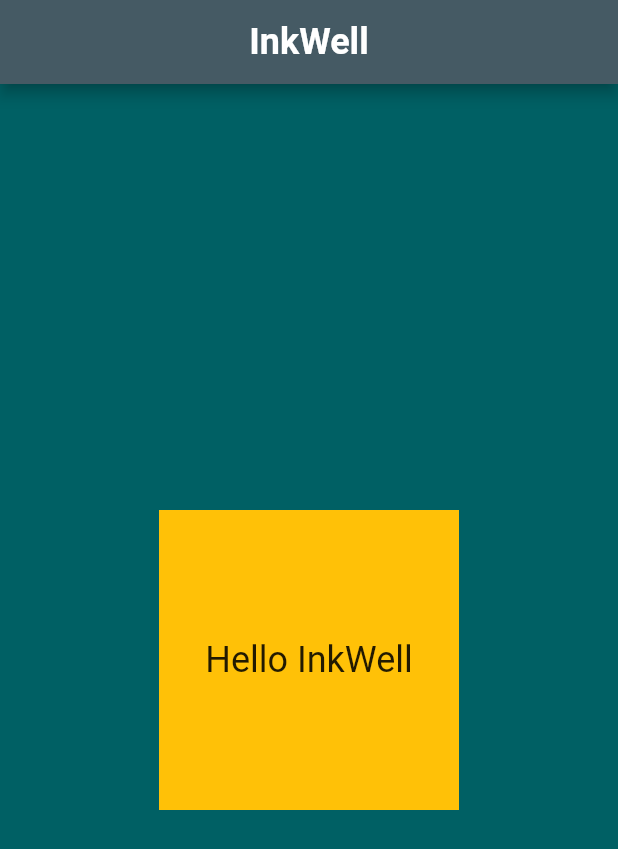
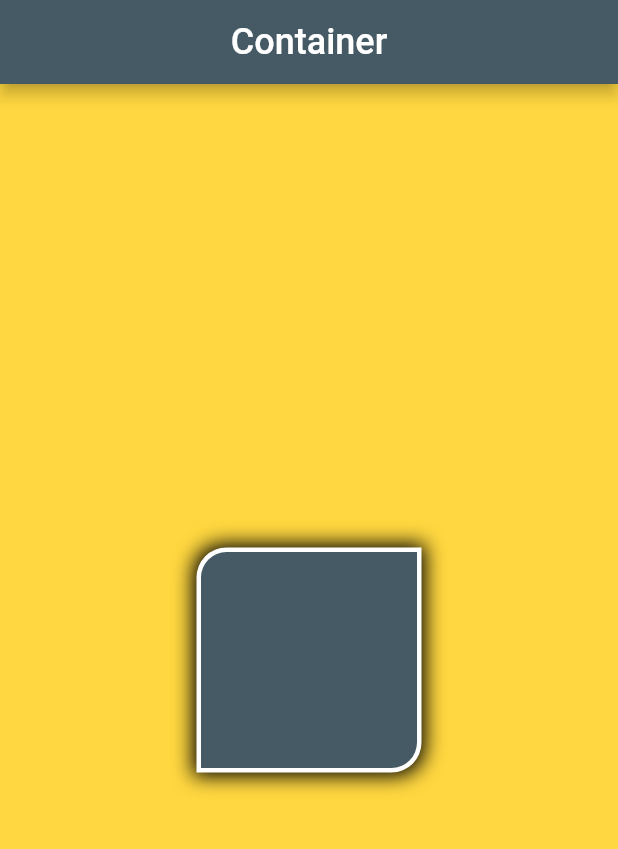
Before and after one commit to HadiKhan007/WorkWithFlutter, a Flutter app: the screen it shows after launch, on a phone screen of 412 x 824 dp. Shown: the top 849 px of the screen. Run offline on Flutter 3.47's test engine with Material 2 defaults, Android fonts, the phone set to English and light mode, and no system bars.

Commit message:
wigets_implementation

```diff
--- a/lib/main.dart
+++ b/lib/main.dart
@@ -1,26 +1,29 @@
 import 'package:flutter/material.dart';
-import 'package:mytaskproject/src/inkwellWork.dart';
-import 'package:mytaskproject/src/row&columnwork.dart';
+import 'package:mytaskproject/src/conTainer_work.dart';
+import 'package:mytaskproject/src/getUserInputWork.dart';
 
 void main(List<String> args) {
   runApp(
-    const MaterialApp(
+    MaterialApp(
       debugShowCheckedModeBanner: false,
-      home: MyMain(),
+      theme: ThemeData(
+        primarySwatch: Colors.green,
+      ),
+      home: const ContainerWork(),
     ),
   );
 }
 
-class MyMain extends StatefulWidget {
-  const MyMain({super.key});
+// class MyMain extends StatefulWidget {
+//   const MyMain({super.key});
 
-  @override
-  State<MyMain> createState() => _MyMainState();
-}
+//   @override
+//   State<MyMain> createState() => _MyMainState();
+// }
 
-class _MyMainState extends State<MyMain> {
-  @override
-  Widget build(BuildContext context) {
-    return const inkWellWork();
-  }
-}
+// class _MyMainState extends State<MyMain> {
+//   @override
+//   Widget build(BuildContext context) {
+//     return const MyApp();
+//   }
+// }
--- /dev/null
+++ b/lib/src/conTainer_work.dart
@@ -0,0 +1,57 @@
+import 'package:flutter/material.dart';
+
+class ContainerWork extends StatefulWidget {
+  const ContainerWork({super.key});
+
+  @override
+  State<ContainerWork> createState() => _ContainerWorkState();
+}
+
+class _ContainerWorkState extends State<ContainerWork> {
+  @override
+  Widget build(BuildContext context) {
+    return Scaffold(
+      appBar: AppBar(
+        title: const Text(
+          'Container',
+          style: TextStyle(
+            fontSize: 24,
+            color: Colors.white,
+          ),
+        ),
+        backgroundColor: Colors.blueGrey[700],
+        centerTitle: true,
+      ),
+      backgroundColor: Colors.cyan[900],
+      body: Container(
+        width: double.infinity,
+        height: double.infinity,
+        color: Colors.amberAccent,
+        child: Center(
+          // ignore: sized_box_for_whitespace
+          child: Container(
+            width: 150,
+            height: 150,
+            decoration: BoxDecoration(
+              color: Colors.blueGrey[700],
+              borderRadius: const BorderRadius.only(
+                  topLeft: Radius.circular(20),
+                  bottomRight: Radius.circular(20)),
+              border: Border.all(
+                width: 3,
+                color: Colors.white,
+              ),
+              boxShadow: const [
+                BoxShadow(
+                  blurRadius: 11,
+                  color: Colors.black,
+                  spreadRadius: 2,
+                ),
+              ],
+            ),
+          ),
+        ),
+      ),
+    );
+  }
+}
--- a/pubspec.yaml
+++ b/pubspec.yaml
@@ -59,8 +59,8 @@ flutter:
   uses-material-design: true
 
   # To add assets to your application, add an assets section, like this:
-  # assets:
-  #   - images/a_dot_burr.jpeg
+  assets:
+    - assets/
   #   - images/a_dot_ham.jpeg
 
   # An image asset can refer to one or more resolution-specific "variants", see
```
Also changed, not shown: lib/src/alertDialogWork.dart (added, +106 -0 lines), lib/src/cardWork.dart (added, +34 -0 lines), lib/src/circleAvatarWork.dart (added, +39 -0 lines), lib/src/getUserInputWork.dart (added, +88 -0 lines), lib/src/listTileWork.dart (added, +63 -0 lines), lib/src/listViewWork.dart (added, +109 -0 lines), lib/src/scrollViewWork.dart (added, +86 -0 lines), assets/img1.jpg (added), assets/img2.jpeg (added).
